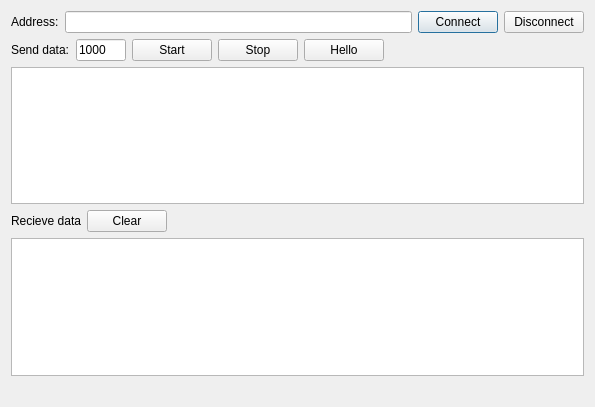
Above: connector/Connector.ui from tujiaw/asio before the change. Below: the same form after it.
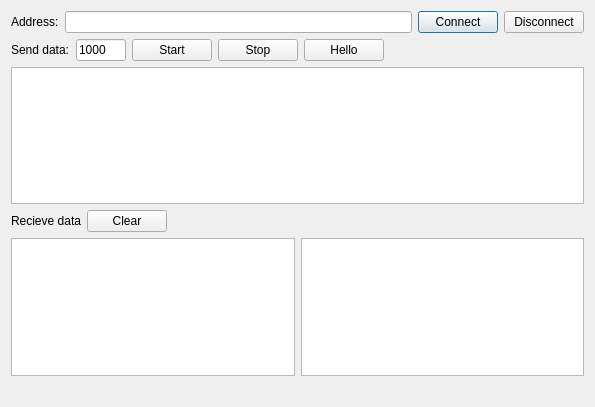
That is the form after the change.

Diff of the .ui file:
```diff
--- a/connector/Connector.ui
+++ b/connector/Connector.ui
@@ -135,7 +135,14 @@
     </layout>
    </item>
    <item>
+    <layout class="QHBoxLayout" name="horizontalLayout_4">
+     <item>
+      <widget class="QListWidget" name="lwSendData"/>
+     </item>
+     <item>
     <widget class="QListWidget" name="lwRecvData"/>
+     </item>
+    </layout>
    </item>
    <item>
     <widget class="QLabel" name="labelStatus">
```
Lines whose indentation alone changed are shown as unchanged.
